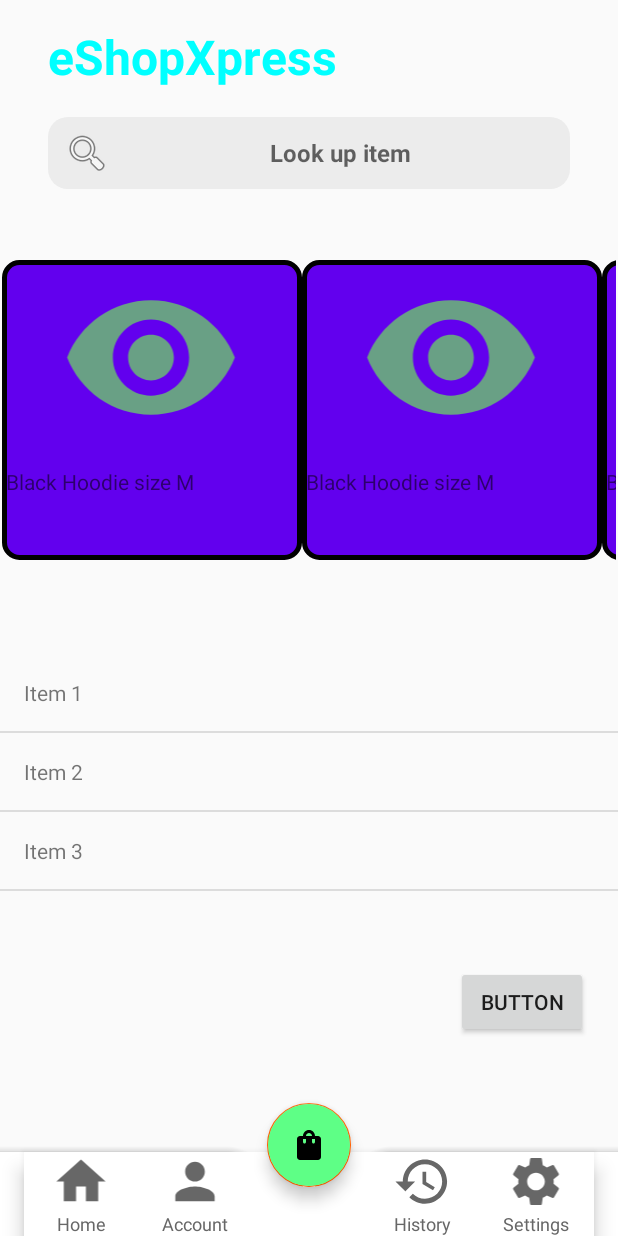
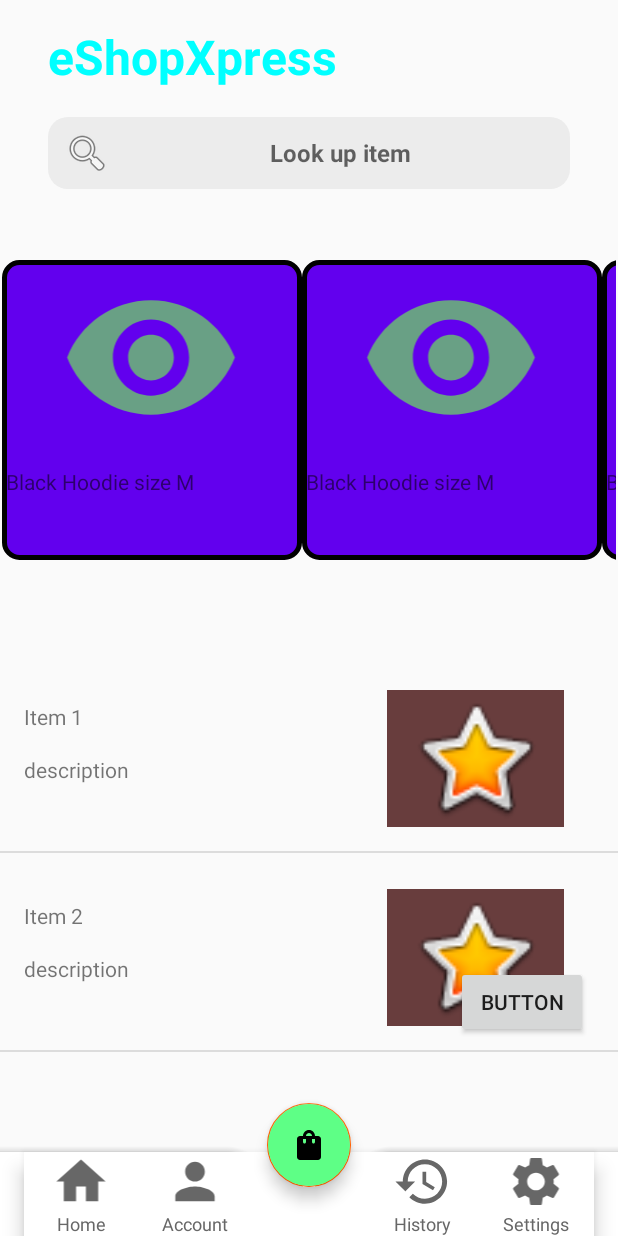
Before and after one commit to KKowal71/SystemyMobilne, an Android app: the screen it shows after launch (MainActivity), on a phone screen of 412 x 824 dp. Run offline under Robolectric (Android 15) with nearby library versions, the phone set to English and light mode, and no system bars; our stand-ins replace Firebase (no records; nobody signed in at launch, a user with empty details on screens opened directly).

Commit message:
item list

```diff
--- a/app/src/main/AndroidManifest.xml
+++ b/app/src/main/AndroidManifest.xml
@@ -19,6 +19,7 @@
             android:exported="false" >
         </activity>
         <activity
+            android:windowSoftInputMode="adjustPan"
             android:name=".MainActivity"
             android:exported="true">
             <intent-filter>
--- a/app/src/main/java/com/example/olinestore/MainActivity.java
+++ b/app/src/main/java/com/example/olinestore/MainActivity.java
@@ -5,9 +5,12 @@ import androidx.appcompat.app.AppCompatActivity;
 
 import android.content.Intent;
 import android.os.Bundle;
+import android.text.Editable;
+import android.text.TextWatcher;
 import android.view.View;
 import android.widget.ArrayAdapter;
 import android.widget.Button;
+import android.widget.EditText;
 import android.widget.ImageView;
 import android.widget.ListView;
 import android.widget.TextView;
@@ -90,6 +93,24 @@ public class MainActivity extends AppCompatActivity {
 
         // Set the adapter for the ListView
         listView.setAdapter(adapter);
+        searchText.addTextChangedListener(new TextWatcher() {
+            @Override
+            public void beforeTextChanged(CharSequence s, int start, int count, int after) {
+
+            }
+
+            @Override
+            public void onTextChanged(CharSequence s, int start, int before, int count) {
+
+            }
+
+            @Override
+            public void afterTextChanged(Editable s) {
+                if(s.length() >= 5){
+                    System.out.println(s);
+                }
+            }
+        });
     }
 
 
@@ -101,9 +122,11 @@ public class MainActivity extends AppCompatActivity {
         accountInfoImage = findViewById(R.id.accountInfoImage);
         listView = findViewById(R.id.listView);
         button = findViewById(R.id.button6);
+        searchText = findViewById(R.id.editTextText);
     }
 
     private TextView welcomeTextView;
+    private EditText searchText;
     private FirebaseAuth firebaseAuth;
     private FirebaseFirestore firestore;
     private ImageView accountInfoImage;
--- a/app/src/main/res/layout/activity_main.xml
+++ b/app/src/main/res/layout/activity_main.xml
@@ -316,6 +316,7 @@
     </ScrollView>
 
     <androidx.constraintlayout.widget.ConstraintLayout
+        android:id="@+id/cl1"
         android:layout_width="416dp"
         android:layout_height="280dp"
         android:layout_marginBottom="8dp"
@@ -337,8 +338,9 @@
             android:layout_width="match_parent"
             android:layout_height="match_parent"
             app:layout_constraintBottom_toBottomOf="parent"
-            app:layout_constraintEnd_toEndOf="parent">
-
+            app:layout_constraintEnd_toEndOf="parent"
+            android:focusableInTouchMode="false"
+            android:isScrollContainer="false">
         </ListView>
 
     </androidx.constraintlayout.widget.ConstraintLayout>
--- a/app/src/main/res/layout/list_item.xml
+++ b/app/src/main/res/layout/list_item.xml
@@ -1,14 +1,39 @@
 <?xml version="1.0" encoding="utf-8"?>
-<LinearLayout xmlns:android="http://schemas.android.com/apk/res/android"
+<androidx.constraintlayout.widget.ConstraintLayout xmlns:android="http://schemas.android.com/apk/res/android"
+    xmlns:app="http://schemas.android.com/apk/res-auto"
+    xmlns:tools="http://schemas.android.com/tools"
     android:layout_width="match_parent"
     android:layout_height="wrap_content"
-    android:orientation="vertical"
+    android:orientation="horizontal"
     android:padding="16dp">
 
     <TextView
         android:id="@+id/textView"
         android:layout_width="wrap_content"
         android:layout_height="wrap_content"
-        android:text="Item Text" />
+        android:layout_marginTop="16dp"
+        android:text="product"
+        app:layout_constraintStart_toStartOf="parent"
+        app:layout_constraintTop_toTopOf="parent" />
 
-</LinearLayout>
+    <ImageView
+        android:id="@+id/imageView4"
+        android:layout_width="118dp"
+        android:layout_height="91dp"
+        android:layout_marginTop="8dp"
+        android:layout_marginEnd="24dp"
+        android:background="#683D3D"
+        app:layout_constraintEnd_toEndOf="parent"
+        app:layout_constraintTop_toTopOf="parent"
+        app:srcCompat="@android:drawable/btn_star_big_on" />
+
+    <TextView
+        android:id="@+id/textView3"
+        android:layout_width="wrap_content"
+        android:layout_height="wrap_content"
+        android:layout_marginTop="16dp"
+        android:text="description"
+        app:layout_constraintStart_toStartOf="parent"
+        app:layout_constraintTop_toBottomOf="@+id/textView" />
+
+</androidx.constraintlayout.widget.ConstraintLayout>
```
